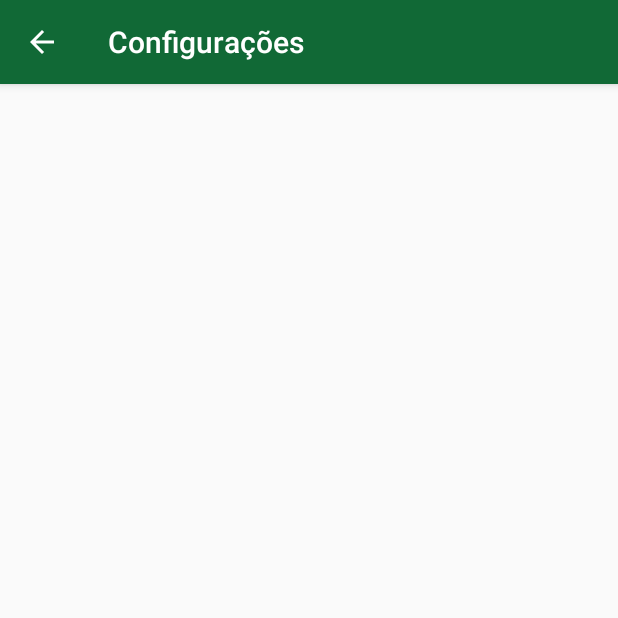
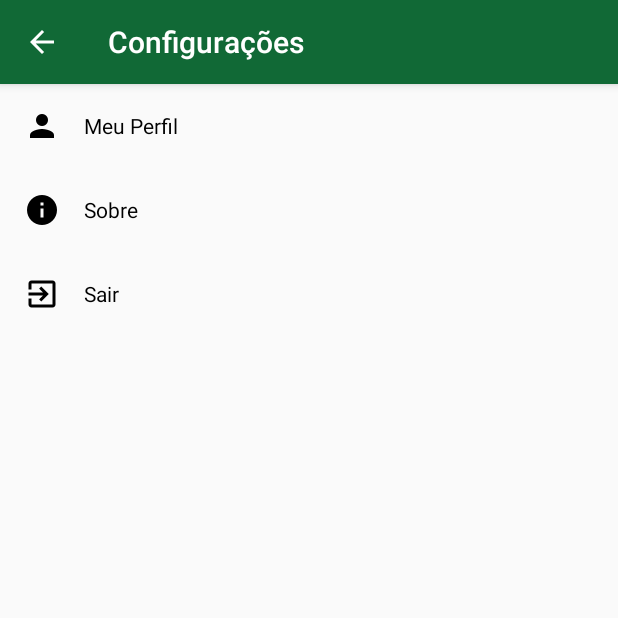
Before and after one commit to rodrigo98rm/prorepufabc, an Android app: the SettingsActivity screen opened directly, with no data from a screen before it, on a phone screen of 412 x 824 dp, the top half of it. Run offline under Robolectric (Android 15) with nearby library versions, the light colour scheme and no system bars.

Commit message:
Settings Activity Layout

```diff
--- a/app/src/main/AndroidManifest.xml
+++ b/app/src/main/AndroidManifest.xml
@@ -32,7 +32,11 @@
                 android:name="android.support.PARENT_ACTIVITY"
                 android:value=".MainActivity" />
         </activity>
-        <activity android:name=".ProfileActivity" />
+        <activity android:name=".ProfileActivity" android:parentActivityName=".Activities.SettingsActivity">
+            <meta-data
+                android:name="android.support.PARENT_ACTIVITY"
+                android:value=".Activities.SettingsActivity" />
+        </activity>
         <activity
             android:name=".CreateAccountActivity"
             android:parentActivityName=".MainActivity">
--- a/app/src/main/java/mayer/rodrigo/prorepufabc/Activities/SettingsActivity.java
+++ b/app/src/main/java/mayer/rodrigo/prorepufabc/Activities/SettingsActivity.java
@@ -1,17 +1,36 @@
 package mayer.rodrigo.prorepufabc.Activities;
 
 import androidx.appcompat.app.AppCompatActivity;
+import mayer.rodrigo.prorepufabc.ProfileActivity;
 import mayer.rodrigo.prorepufabc.R;
 
+import android.content.Intent;
 import android.os.Bundle;
+import android.view.View;
+import android.widget.LinearLayout;
 
 public class SettingsActivity extends AppCompatActivity {
+
+    //Views
+    private LinearLayout profile, about, quit;
 
     @Override
     protected void onCreate(Bundle savedInstanceState) {
         super.onCreate(savedInstanceState);
         setContentView(R.layout.activity_settings);
 
+        //Views
+        profile = findViewById(R.id.linearLayout_myProfile_Settings);
+
+        //Listeners
+        profile.setOnClickListener(new View.OnClickListener() {
+            @Override
+            public void onClick(View view) {
+                Intent intent = new Intent(getApplicationContext(), ProfileActivity.class);
+                startActivity(intent);
+            }
+        });
+
         getSupportActionBar().setTitle("Configurações");
 
     }
--- a/app/src/main/java/mayer/rodrigo/prorepufabc/ProfileActivity.java
+++ b/app/src/main/java/mayer/rodrigo/prorepufabc/ProfileActivity.java
@@ -73,6 +73,8 @@ public class ProfileActivity extends AppCompatActivity {
                 selectImageFromGallery();
             }
         });
+
+        getSupportActionBar().setTitle("Meu perfil");
     }
 
     @Override
--- a/app/src/main/res/layout/activity_settings.xml
+++ b/app/src/main/res/layout/activity_settings.xml
@@ -6,4 +6,96 @@
     android:layout_height="match_parent"
     tools:context=".Activities.SettingsActivity">
 
+    <LinearLayout
+        android:id="@+id/linearLayout_myProfile_Settings"
+        android:layout_width="match_parent"
+        android:layout_height="wrap_content"
+        android:background="?attr/selectableItemBackground"
+        android:clickable="true"
+        android:focusable="true"
+        android:gravity="center_vertical"
+        android:orientation="horizontal"
+        android:padding="16dp"
+        app:layout_constraintEnd_toEndOf="parent"
+        app:layout_constraintStart_toStartOf="parent"
+        app:layout_constraintTop_toTopOf="parent">
+
+        <ImageView
+            android:layout_width="wrap_content"
+            android:layout_height="wrap_content"
+            android:tint="#000"
+            app:srcCompat="@drawable/ic_person" />
+
+        <TextView
+            android:layout_width="match_parent"
+            android:layout_height="wrap_content"
+            android:layout_marginStart="16dp"
+            android:layout_marginLeft="16dp"
+            android:text="Meu Perfil"
+            android:textColor="#000" />
+
+    </LinearLayout>
+
+    <LinearLayout
+        android:id="@+id/linearLayout_about_Settings"
+        android:layout_width="match_parent"
+        android:layout_height="wrap_content"
+        android:background="?attr/selectableItemBackground"
+        android:clickable="true"
+        android:focusable="true"
+        android:gravity="center_vertical"
+        android:orientation="horizontal"
+        android:padding="16dp"
+        app:layout_constraintEnd_toEndOf="parent"
+        app:layout_constraintHorizontal_bias="0.0"
+        app:layout_constraintStart_toStartOf="parent"
+        app:layout_constraintTop_toBottomOf="@+id/linearLayout_myProfile_Settings">
+
+        <ImageView
+            android:layout_width="wrap_content"
+            android:layout_height="wrap_content"
+            android:tint="#000"
+            app:srcCompat="@drawable/ic_info" />
+
+        <TextView
+            android:layout_width="match_parent"
+            android:layout_height="wrap_content"
+            android:layout_marginStart="16dp"
+            android:layout_marginLeft="16dp"
+            android:text="Sobre"
+            android:textColor="#000" />
+
+    </LinearLayout>
+
+    <LinearLayout
+        android:id="@+id/linearLayout_quit_Settings"
+        android:layout_width="match_parent"
+        android:layout_height="wrap_content"
+        android:background="?attr/selectableItemBackground"
+        android:clickable="true"
+        android:focusable="true"
+        android:gravity="center_vertical"
+        android:orientation="horizontal"
+        android:padding="16dp"
+        app:layout_constraintEnd_toEndOf="parent"
+        app:layout_constraintHorizontal_bias="0.0"
+        app:layout_constraintStart_toStartOf="parent"
+        app:layout_constraintTop_toBottomOf="@+id/linearLayout_about_Settings">
+
+        <ImageView
+            android:layout_width="wrap_content"
+            android:layout_height="wrap_content"
+            android:tint="#000"
+            app:srcCompat="@drawable/ic_quit" />
+
+        <TextView
+            android:layout_width="match_parent"
+            android:layout_height="wrap_content"
+            android:layout_marginStart="16dp"
+            android:layout_marginLeft="16dp"
+            android:text="Sair"
+            android:textColor="#000" />
+
+    </LinearLayout>
+
 </androidx.constraintlayout.widget.ConstraintLayout>
```
Also changed, not shown: app/src/main/res/drawable-hdpi/ic_info.png (added), app/src/main/res/drawable-hdpi/ic_person.png (added), app/src/main/res/drawable-hdpi/ic_quit.png (added), app/src/main/res/drawable-mdpi/ic_info.png (added), app/src/main/res/drawable-mdpi/ic_person.png (added), app/src/main/res/drawable-mdpi/ic_quit.png (added), app/src/main/res/drawable-xhdpi/ic_info.png (added), app/src/main/res/drawable-xhdpi/ic_person.png (added), app/src/main/res/drawable-xhdpi/ic_quit.png (added), app/src/main/res/drawable-xxhdpi/ic_info.png (added), app/src/main/res/drawable-xxhdpi/ic_person.png (added), app/src/main/res/drawable-xxhdpi/ic_quit.png (added).
